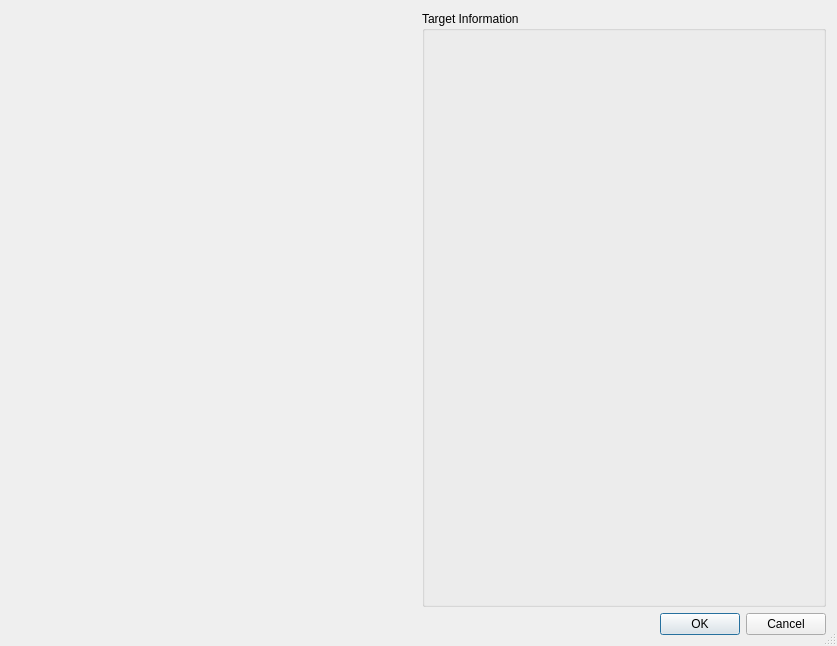
Qt form resources/edit_target.ui (Oh-JongJin/js08) before a commit.
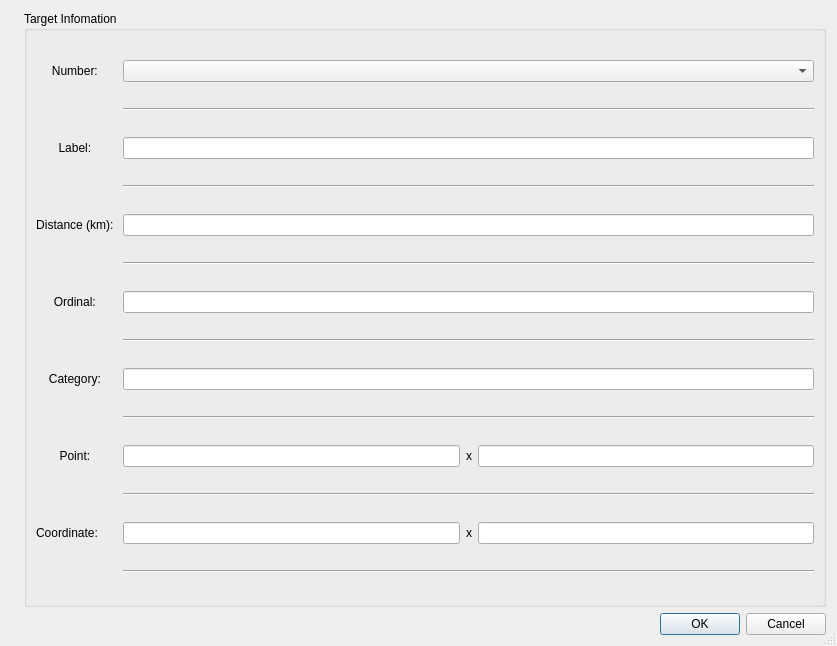
The same form after that commit.

Commit message: Index Mongo Database for target

Diff of the .ui file:
```diff
--- a/resources/edit_target.ui
+++ b/resources/edit_target.ui
@@ -42,21 +42,188 @@
       </widget>
      </item>
      <item>
-      <layout class="QVBoxLayout" name="verticalLayout_2">
-       <item>
-        <widget class="QGroupBox" name="groupBox">
-         <property name="minimumSize">
-          <size>
-           <width>300</width>
-           <height>0</height>
-          </size>
-         </property>
-         <property name="title">
-          <string>Target Information</string>
-         </property>
-        </widget>
-       </item>
-      </layout>
+      <widget class="QGroupBox" name="gridGroupBox">
+       <property name="minimumSize">
+        <size>
+         <width>300</width>
+         <height>0</height>
+        </size>
+       </property>
+       <property name="title">
+        <string>Target Infomation</string>
+       </property>
+       <layout class="QGridLayout" name="gridLayout">
+        <item row="8" column="0">
+         <widget class="QLabel" name="categoryLabel">
+          <property name="text">
+           <string>Category: </string>
+          </property>
+          <property name="alignment">
+           <set>Qt::AlignCenter</set>
+          </property>
+         </widget>
+        </item>
+        <item row="2" column="1">
+         <widget class="QLineEdit" name="labelEdit"/>
+        </item>
+        <item row="12" column="0">
+         <widget class="QLabel" name="coordinateLabel">
+          <property name="text">
+           <string>Coordinate: </string>
+          </property>
+         </widget>
+        </item>
+        <item row="9" column="1">
+         <widget class="Line" name="line_4">
+          <property name="orientation">
+           <enum>Qt::Horizontal</enum>
+          </property>
+         </widget>
+        </item>
+        <item row="4" column="1">
+         <widget class="QLineEdit" name="distanceEdit">
+          <property name="inputMask">
+           <string/>
+          </property>
+         </widget>
+        </item>
+        <item row="5" column="1">
+         <widget class="Line" name="line_3">
+          <property name="orientation">
+           <enum>Qt::Horizontal</enum>
+          </property>
+         </widget>
+        </item>
+        <item row="13" column="1">
+         <widget class="Line" name="line_5">
+          <property name="orientation">
+           <enum>Qt::Horizontal</enum>
+          </property>
+         </widget>
+        </item>
+        <item row="12" column="1">
+         <layout class="QHBoxLayout" name="horizontalLayout_4">
+          <item>
+           <widget class="QLineEdit" name="coordinate_x_Edit"/>
+          </item>
+          <item>
+           <widget class="QLabel" name="label_2">
+            <property name="text">
+             <string>x</string>
+            </property>
+           </widget>
+          </item>
+          <item>
+           <widget class="QLineEdit" name="coordinate_y_Edit"/>
+          </item>
+         </layout>
+        </item>
+        <item row="6" column="0">
+         <widget class="QLabel" name="ordinalLabel">
+          <property name="text">
+           <string>Ordinal: </string>
+          </property>
+          <property name="alignment">
+           <set>Qt::AlignCenter</set>
+          </property>
+         </widget>
+        </item>
+        <item row="0" column="1">
+         <widget class="QComboBox" name="numberCombo"/>
+        </item>
+        <item row="11" column="1">
+         <widget class="Line" name="line_7">
+          <property name="orientation">
+           <enum>Qt::Horizontal</enum>
+          </property>
+         </widget>
+        </item>
+        <item row="3" column="1">
+         <widget class="Line" name="line_2">
+          <property name="orientation">
+           <enum>Qt::Horizontal</enum>
+          </property>
+         </widget>
+        </item>
+        <item row="7" column="1">
+         <widget class="Line" name="line_6">
+          <property name="orientation">
+           <enum>Qt::Horizontal</enum>
+          </property>
+         </widget>
+        </item>
+        <item row="1" column="1">
+         <widget class="Line" name="line">
+          <property name="orientation">
+           <enum>Qt::Horizontal</enum>
+          </property>
+         </widget>
+        </item>
+        <item row="10" column="1">
+         <layout class="QHBoxLayout" name="horizontalLayout_2">
+          <item>
+           <widget class="QLineEdit" name="point_x_Edit"/>
+          </item>
+          <item>
+           <widget class="QLabel" name="label">
+            <property name="text">
+             <string>x</string>
+            </property>
+           </widget>
+          </item>
+          <item>
+           <widget class="QLineEdit" name="point_y_Edit"/>
+          </item>
+         </layout>
+        </item>
+        <item row="10" column="0">
+         <widget class="QLabel" name="pointLabel">
+          <property name="text">
+           <string>Point: </string>
+          </property>
+          <property name="alignment">
+           <set>Qt::AlignCenter</set>
+          </property>
+         </widget>
+        </item>
+        <item row="4" column="0">
+         <widget class="QLabel" name="distanceLabel">
+          <property name="text">
+           <string>Distance (km): </string>
+          </property>
+          <property name="alignment">
+           <set>Qt::AlignCenter</set>
+          </property>
+         </widget>
+        </item>
+        <item row="0" column="0">
+         <widget class="QLabel" name="numberLabel">
+          <property name="text">
+           <string>Number: </string>
+          </property>
+          <property name="alignment">
+           <set>Qt::AlignCenter</set>
+          </property>
+         </widget>
+        </item>
+        <item row="2" column="0">
+         <widget class="QLabel" name="labelLabel">
+          <property name="text">
+           <string>Label: </string>
+          </property>
+          <property name="alignment">
+           <set>Qt::AlignCenter</set>
+          </property>
+         </widget>
+        </item>
+        <item row="8" column="1">
+         <widget class="QLineEdit" name="categoryEdit"/>
+        </item>
+        <item row="6" column="1">
+         <widget class="QLineEdit" name="ordinalEdit"/>
+        </item>
+       </layout>
+      </widget>
      </item>
     </layout>
    </item>
```
The commit also changes 4 other files.
